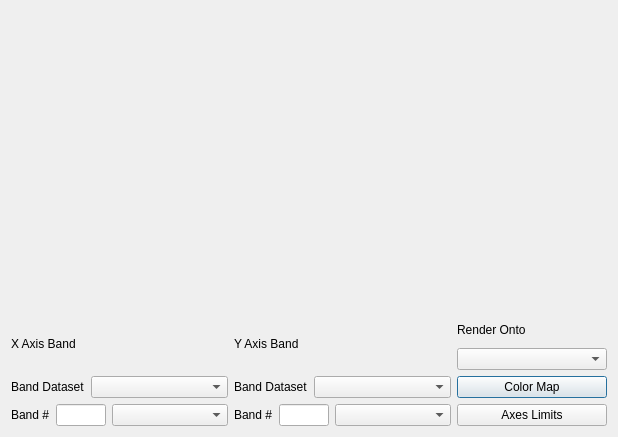
Before: the Qt Designer form src/wiser/gui/ui_files/interactive_scatter_plot.ui in Ehlmann-research-group/WISER, drawn with Qt 5.
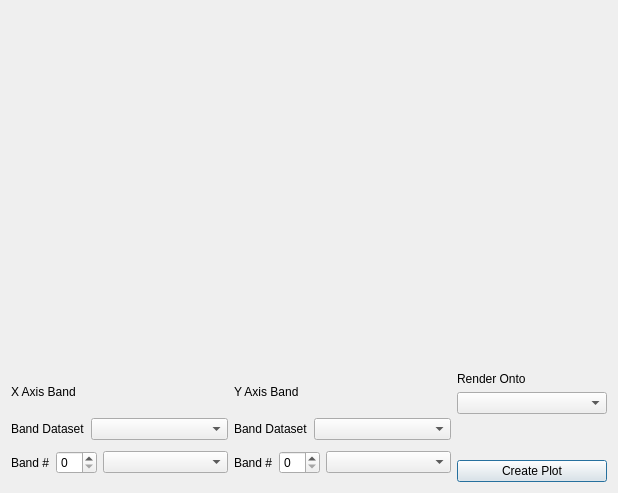
After: the same form once the commit is applied.

Commit message: Added create plot button. Fixed bugs with color map chooser. Moved color map chooser and axe limit buttons to above plot.

Patch:
```diff
--- a/src/wiser/gui/ui_files/interactive_scatter_plot.ui
+++ b/src/wiser/gui/ui_files/interactive_scatter_plot.ui
@@ -7,13 +7,13 @@
     <x>0</x>
     <y>0</y>
     <width>618</width>
-    <height>437</height>
+    <height>493</height>
    </rect>
   </property>
   <property name="windowTitle">
    <string>Interactive Scatter Plot</string>
   </property>
-  <layout class="QVBoxLayout" name="verticalLayout">
+  <layout class="QVBoxLayout" name="verticalLayout" stretch="1,0">
    <item>
     <widget class="QWidget" name="wdgt_plot" native="true">
      <property name="minimumSize">
@@ -33,6 +33,12 @@
       <layout class="QVBoxLayout" name="verticalLayout_2">
        <item>
         <widget class="QLabel" name="lbl_x_axis">
+         <property name="maximumSize">
+          <size>
+           <width>16777215</width>
+           <height>30</height>
+          </size>
+         </property>
          <property name="text">
           <string>X Axis Band</string>
          </property>
@@ -81,20 +87,7 @@
           </widget>
          </item>
          <item>
-          <widget class="QLineEdit" name="ledit_x_band_number">
-           <property name="sizePolicy">
-            <sizepolicy hsizetype="Fixed" vsizetype="Fixed">
-             <horstretch>0</horstretch>
-             <verstretch>0</verstretch>
-            </sizepolicy>
-           </property>
-           <property name="maximumSize">
-            <size>
-             <width>50</width>
-             <height>16777215</height>
-            </size>
-           </property>
-          </widget>
+          <widget class="QSpinBox" name="sbox_x_band_number"/>
          </item>
          <item>
           <widget class="QComboBox" name="cbox_x_band">
@@ -114,6 +107,12 @@
       <layout class="QVBoxLayout" name="verticalLayout_3">
        <item>
         <widget class="QLabel" name="lbl_y_axis">
+         <property name="maximumSize">
+          <size>
+           <width>16777215</width>
+           <height>30</height>
+          </size>
+         </property>
          <property name="text">
           <string>Y Axis Band</string>
          </property>
@@ -162,20 +161,7 @@
           </widget>
          </item>
          <item>
-          <widget class="QLineEdit" name="ledit_y_band_number">
-           <property name="sizePolicy">
-            <sizepolicy hsizetype="Fixed" vsizetype="Fixed">
-             <horstretch>0</horstretch>
-             <verstretch>0</verstretch>
-            </sizepolicy>
-           </property>
-           <property name="maximumSize">
-            <size>
-             <width>50</width>
-             <height>16777215</height>
-            </size>
-           </property>
-          </widget>
+          <widget class="QSpinBox" name="sbox_y_band_number"/>
          </item>
          <item>
           <widget class="QComboBox" name="cbox_y_band">
@@ -198,6 +184,18 @@
        </property>
        <item>
         <widget class="QLabel" name="lbl_render_ds">
+         <property name="sizePolicy">
+          <sizepolicy hsizetype="Preferred" vsizetype="Fixed">
+           <horstretch>0</horstretch>
+           <verstretch>0</verstretch>
+          </sizepolicy>
+         </property>
+         <property name="maximumSize">
+          <size>
+           <width>16777215</width>
+           <height>30</height>
+          </size>
+         </property>
          <property name="text">
           <string>Render Onto</string>
          </property>
@@ -214,7 +212,20 @@
         </widget>
        </item>
        <item>
-        <widget class="QPushButton" name="btn_cmap">
+        <spacer name="verticalSpacer">
+         <property name="orientation">
+          <enum>Qt::Vertical</enum>
+         </property>
+         <property name="sizeHint" stdset="0">
+          <size>
+           <width>20</width>
+           <height>40</height>
+          </size>
+         </property>
+        </spacer>
+       </item>
+       <item>
+        <widget class="QPushButton" name="btn_create_plot">
          <property name="sizePolicy">
           <sizepolicy hsizetype="Preferred" vsizetype="Fixed">
            <horstretch>0</horstretch>
@@ -228,20 +239,7 @@
           </size>
          </property>
          <property name="text">
-          <string>Color Map</string>
-         </property>
-        </widget>
-       </item>
-       <item>
-        <widget class="QPushButton" name="btn_axes_limits">
-         <property name="maximumSize">
-          <size>
-           <width>16777215</width>
-           <height>16777215</height>
-          </size>
-         </property>
-         <property name="text">
-          <string>Axes Limits</string>
+          <string>Create Plot</string>
          </property>
         </widget>
        </item>
```
The commit also changes 5 other files.
